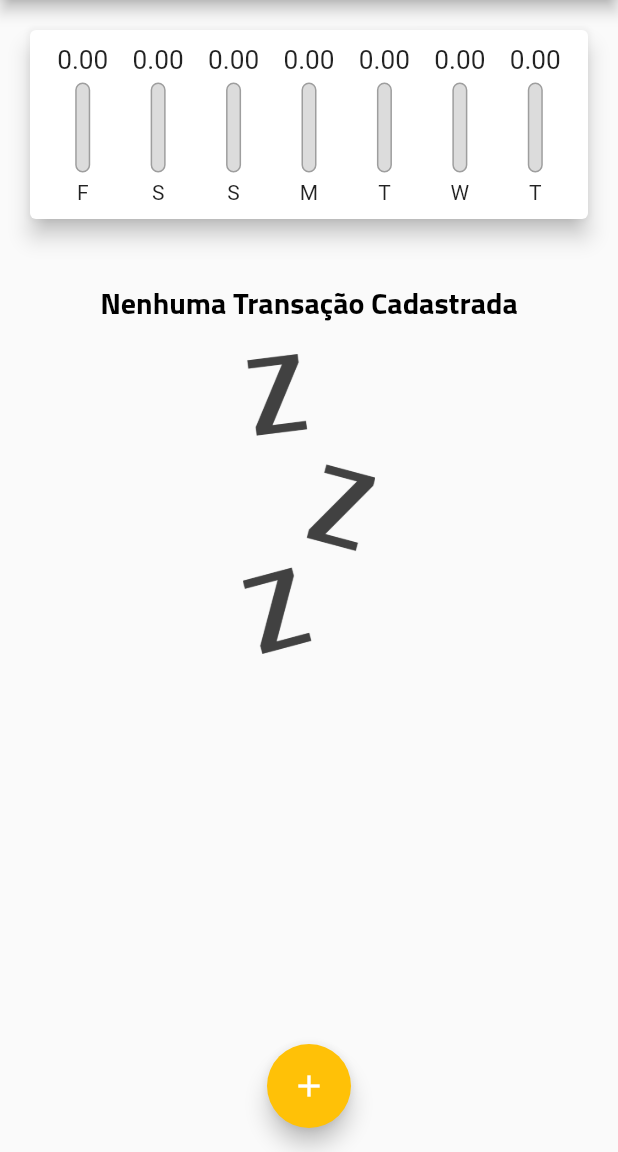
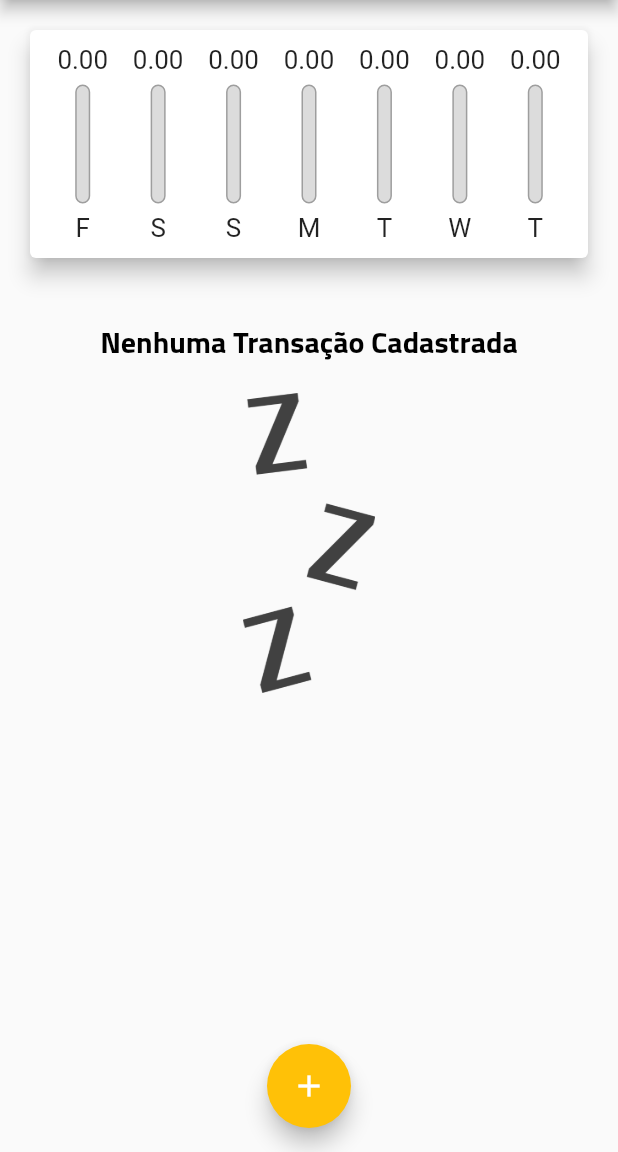
Before and after one commit to nahtanPNG/curso-flutter-udemy, a Flutter app: the screen it shows after launch, on a phone screen of 412 x 824 dp, the part 84-1236 px from its top. Run offline on Flutter 3.47's test engine with Material 2 defaults, Android fonts, the phone set to English and light mode, and no system bars.

```diff
--- a/Flutter/Construindo App Real - Despesas Pessoais/expenses/lib/components/chart_bar.dart
+++ b/Flutter/Construindo App Real - Despesas Pessoais/expenses/lib/components/chart_bar.dart
@@ -1,4 +1,5 @@
 import 'package:flutter/material.dart';
+import 'package:flutter/rendering.dart';
 
 class ChartBar extends StatelessWidget {
   final String label;
@@ -13,17 +14,21 @@ class ChartBar extends StatelessWidget {
 
   @override
   Widget build(BuildContext context) {
+    return LayoutBuilder(
+      builder: (ctx, constraints) {
+        //constraints -> pegar a informação do contexto onde o componente ta sendo criado
         return Column(
           children: [
             Container(
-          height: 20,
-          child: FittedBox( //O texto se adequa para caber no fittedbox
+              height: constraints.maxHeight * 0.15,
+              child: FittedBox(
+                //O texto se adequa para caber no fittedbox
                 child: Text('${value.toStringAsFixed(2)}'),
               ),
             ),
-        SizedBox(height: 5),
+            SizedBox(height: constraints.maxHeight * 0.05),
             Container(
-          height: 60,
+              height: constraints.maxHeight * 0.6,
               width: 10,
               child: Stack(
                 alignment: Alignment.bottomCenter, //De baixo para cima
@@ -50,11 +55,16 @@ class ChartBar extends StatelessWidget {
                 ],
               ),
             ),
-        SizedBox(
-          height: 5,
+            SizedBox(height: constraints.maxHeight * 0.05),
+            Container(
+              child: FittedBox(
+                child: Text(label),
               ),
-        Text(label),
+              height: constraints.maxHeight * 0.15,
+            ),
           ],
+        );
+      },
     );
   }
 }
--- a/Flutter/Construindo App Real - Despesas Pessoais/expenses/lib/components/transaction_list.dart
+++ b/Flutter/Construindo App Real - Despesas Pessoais/expenses/lib/components/transaction_list.dart
@@ -10,22 +10,16 @@ class TransactionList extends StatelessWidget {
 
   @override
   Widget build(BuildContext context) {
-    return Container(
-      height: 400,
-      child: transactions.isEmpty
+    return transactions.isEmpty
         ? Column(
             //Se não houver elementos em transactions -> mostra a imagem
             children: [
-                SizedBox(
-                  height: 20,
-                ), //Espaçamento
+              SizedBox(height: 20), //Espaçamento
               Text(
                 'Nenhuma Transação Cadastrada',
                 style: Theme.of(context).textTheme.titleLarge,
               ),
-                SizedBox(
-                  height: 20,
-                ),
+              SizedBox(height: 20),
               Container(
                 height: 200,
                 child: Image.asset(
@@ -65,14 +59,15 @@ class TransactionList extends StatelessWidget {
                   subtitle: Text(
                     DateFormat('d MMM y').format(tr.date),
                   ),
-                    trailing: IconButton( //Botão para apagar a transação
+                  trailing: IconButton(
+                    //Botão para apagar a transação
                     icon: Icon(Icons.delete),
                     color: Theme.of(context).colorScheme.error,
-                      onPressed: () => onRemove(tr.id), //passando o id para a função onRemove
+                    onPressed: () => onRemove(
+                        tr.id), //passando o id para a função onRemove
                   ),
                 ),
               );
-              }),
-    );
+            });
   }
 }
--- a/Flutter/Construindo App Real - Despesas Pessoais/expenses/lib/main.dart
+++ b/Flutter/Construindo App Real - Despesas Pessoais/expenses/lib/main.dart
@@ -35,8 +35,7 @@ class ExpensesApp extends StatelessWidget {
               fontWeight: FontWeight.bold,
             ),
           ),
-      )
-    );
+        ));
   }
 }
 
@@ -46,12 +45,12 @@ class MyHomePage extends StatefulWidget {
 }
 
 class _MyHomePageState extends State<MyHomePage> {
-
   final List<Transaction> _transactions = [];
 
   List<Transaction> get _recentTransactions {
     return _transactions.where((tr) {
-      return tr.date.isAfter(DateTime.now().subtract( //Verifica se a data da transação é antes de 7 dias atrás ou não
+      return tr.date.isAfter(DateTime.now().subtract(
+        //Verifica se a data da transação é antes de 7 dias atrás ou não
         Duration(days: 7),
       ));
     }).toList();
@@ -76,7 +75,6 @@ class _MyHomePageState extends State<MyHomePage> {
     setState(() {
       _transactions.removeWhere((tr) => tr.id == id);
     });
-
   }
 
   _openTransactionFormModal(BuildContext context) {
@@ -89,8 +87,8 @@ class _MyHomePageState extends State<MyHomePage> {
 
   @override
   Widget build(BuildContext context) {
-    return Scaffold(
-      appBar: AppBar(
+    //Responsividade
+    final appBar = AppBar(
       title: Text('Despesas Pessoais'),
       actions: [
         //Adicionando botão no appbar
@@ -99,14 +97,29 @@ class _MyHomePageState extends State<MyHomePage> {
           onPressed: () => _openTransactionFormModal(context),
         ),
       ],
-      ),
+    );
+
+    final availableHeight = MediaQuery.of(context).size.height -
+        appBar.preferredSize.height -
+        MediaQuery.of(context)
+            .padding
+            .top; //Altura da tela menos a altura do appBar menos a altura da statusbar
+
+    return Scaffold(
+      appBar: appBar,
       body: SingleChildScrollView(
         //Permite a rolagem na aplicação
         child: Column(
           crossAxisAlignment: CrossAxisAlignment.stretch,
           children: [
-            Chart(_recentTransactions),
-            TransactionList(_transactions, _removeTransaction),
+            Container(
+              child: Chart(_recentTransactions),
+              height: availableHeight * 0.25,
+            ),
+            Container(
+              child: TransactionList(_transactions, _removeTransaction),
+              height: availableHeight * 0.75,
+            ),
           ],
         ),
       ),
```
Also changed, not shown: Flutter/Flexible & Expanded/playground/analysis_options.yaml (added, +29 -0 lines), Flutter/Flexible & Expanded/playground/lib/main.dart (added, +57 -0 lines), Flutter/Flexible & Expanded/playground/pubspec.yaml (added, +90 -0 lines), Flutter/Flexible & Expanded/playground/pubspec.lock (added), 61 other files. Lines whose indentation alone changed are shown as unchanged.
